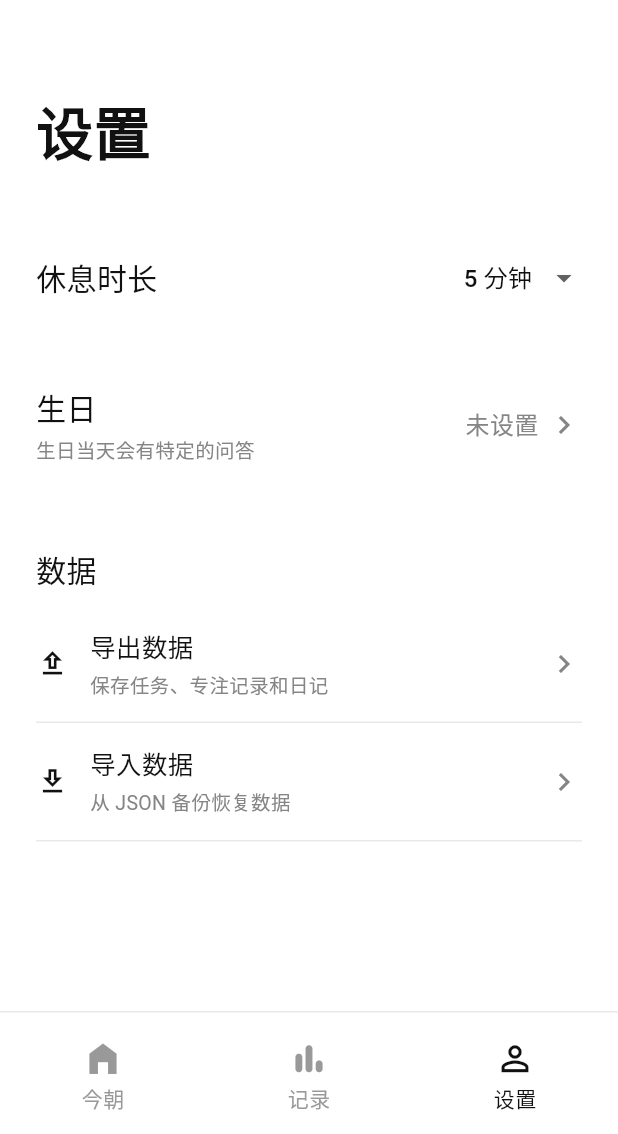
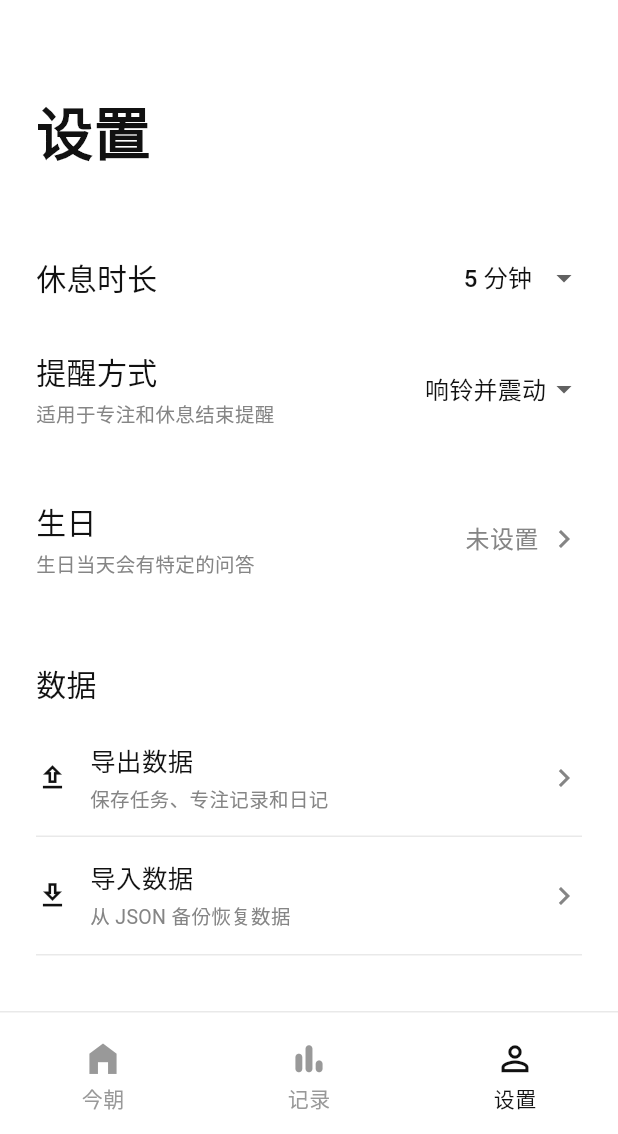
Before and after one commit to william-watson1024/Chrona, a Flutter app: the screen it shows after launch, after a tap on the "settings" icon, on a phone screen of 412 x 824 dp, the part 102-1236 px from its top. Run offline on Flutter 3.47's test engine with Material 3 defaults, Android fonts, the phone set to English and light mode, and no system bars; our stand-ins replace file_picker, flutter_local_notifications, shared_preferences, sqflite, timezone; accounts and stored records are empty; statements that could not run were skipped.

Commit message:
feat: 添加提醒方式设置，支持响铃、震动和响铃并震动选项

```diff
--- a/lib/providers/focus_settings_provider.dart
+++ b/lib/providers/focus_settings_provider.dart
@@ -1,24 +1,34 @@
 import 'package:flutter/foundation.dart';
 import 'package:shared_preferences/shared_preferences.dart';
 
+enum ReminderMode { ring, vibrate, ringAndVibrate }
+
 class FocusSettingsProvider extends ChangeNotifier {
-  FocusSettingsProvider() : _breakDurationSeconds = defaultBreakDurationSeconds;
+  FocusSettingsProvider()
+      : _breakDurationSeconds = defaultBreakDurationSeconds,
+        _reminderMode = defaultReminderMode;
 
   FocusSettingsProvider.inMemory({
     int breakDurationSeconds = defaultBreakDurationSeconds,
+    ReminderMode reminderMode = defaultReminderMode,
   })  : _breakDurationSeconds = breakDurationSeconds,
+        _reminderMode = reminderMode,
         _isLoaded = true,
         _isInMemory = true;
 
   static const defaultBreakDurationSeconds = 5 * 60;
+  static const defaultReminderMode = ReminderMode.ringAndVibrate;
 
   static const _breakDurationKey = 'break_duration_seconds';
+  static const reminderModeKey = 'reminder_mode';
 
   int _breakDurationSeconds;
+  ReminderMode _reminderMode;
   bool _isLoaded = false;
   bool _isInMemory = false;
 
   int get breakDurationSeconds => _breakDurationSeconds;
+  ReminderMode get reminderMode => _reminderMode;
   bool get isLoading => !_isLoaded;
 
   Future<void> load() async {
@@ -27,6 +37,10 @@ class FocusSettingsProvider extends ChangeNotifier {
     final preferences = await SharedPreferences.getInstance();
     _breakDurationSeconds =
         preferences.getInt(_breakDurationKey) ?? defaultBreakDurationSeconds;
+    _reminderMode = ReminderMode.values.firstWhere(
+      (mode) => mode.name == preferences.getString(reminderModeKey),
+      orElse: () => defaultReminderMode,
+    );
     _isLoaded = true;
     notifyListeners();
   }
@@ -43,4 +57,15 @@ class FocusSettingsProvider extends ChangeNotifier {
     final preferences = await SharedPreferences.getInstance();
     await preferences.setInt(_breakDurationKey, breakDurationSeconds);
   }
+
+  Future<void> updateReminderMode(ReminderMode reminderMode) async {
+    _reminderMode = reminderMode;
+    _isLoaded = true;
+    notifyListeners();
+
+    if (_isInMemory) return;
+
+    final preferences = await SharedPreferences.getInstance();
+    await preferences.setString(reminderModeKey, reminderMode.name);
+  }
 }
--- a/lib/screens/settings/settings_screen.dart
+++ b/lib/screens/settings/settings_screen.dart
@@ -99,6 +99,11 @@ class _SettingsContentState extends State<_SettingsContent> {
                         value: settings.breakDurationSeconds,
                         options: _breakOptions,
                         onChanged: settings.updateBreakDuration,
+                      ),
+                      const SizedBox(height: 24),
+                      _ReminderModeSetting(
+                        value: settings.reminderMode,
+                        onChanged: settings.updateReminderMode,
                       ),
                       const SizedBox(height: 44),
                       _BirthdaySetting(
@@ -223,6 +228,16 @@ class _SettingsContentState extends State<_SettingsContent> {
         final duration =
             (importedSettings['break_duration_seconds'] as num).toInt();
         if (duration > 0) await settings.updateBreakDuration(duration);
+      }
+      if (importedSettings is Map &&
+          importedSettings['reminder_mode'] is String) {
+        final modeName = importedSettings['reminder_mode'] as String;
+        for (final mode in ReminderMode.values) {
+          if (mode.name == modeName) {
+            await settings.updateReminderMode(mode);
+            break;
+          }
+        }
       }
       if (!context.mounted) return;
       ScaffoldMessenger.of(context).showSnackBar(
@@ -390,6 +405,65 @@ class _DurationSetting extends StatelessWidget {
   }
 }
 
+class _ReminderModeSetting extends StatelessWidget {
+  const _ReminderModeSetting({
+    required this.value,
+    required this.onChanged,
+  });
+
+  final ReminderMode value;
+  final ValueChanged<ReminderMode> onChanged;
+
+  @override
+  Widget build(BuildContext context) {
+    return Row(
+      children: [
+        const Expanded(
+          child: Column(
+            crossAxisAlignment: CrossAxisAlignment.start,
+            children: [
+              Text(
+                '\u63d0\u9192\u65b9\u5f0f',
+                style: TextStyle(
+                  color: Color(0xFF111111),
+                  fontSize: 20,
+                  fontWeight: FontWeight.w500,
+                ),
+              ),
+              SizedBox(height: 4),
+              Text(
+                '\u9002\u7528\u4e8e\u4e13\u6ce8\u548c\u4f11\u606f\u7ed3\u675f\u63d0\u9192',
+                style: TextStyle(color: Color(0xFF858585), fontSize: 13),
+              ),
+            ],
+          ),
+        ),
+        DropdownButton<ReminderMode>(
+          value: value,
+          underline: const SizedBox.shrink(),
+          items: const [
+            DropdownMenuItem(
+              value: ReminderMode.ring,
+              child: Text('\u54cd\u94c3'),
+            ),
+            DropdownMenuItem(
+              value: ReminderMode.vibrate,
+              child: Text('\u9707\u52a8'),
+            ),
+            DropdownMenuItem(
+              value: ReminderMode.ringAndVibrate,
+              child: Text('\u54cd\u94c3\u5e76\u9707\u52a8'),
+            ),
+          ],
+          onChanged: (newValue) {
+            if (newValue != null) onChanged(newValue);
+          },
+        ),
+      ],
+    );
+  }
+}
+
 class _BirthdaySetting extends StatelessWidget {
   const _BirthdaySetting({
     required this.birthday,
--- a/lib/services/notification_service.dart
+++ b/lib/services/notification_service.dart
@@ -1,7 +1,10 @@
 import 'package:flutter/foundation.dart';
 import 'package:flutter_local_notifications/flutter_local_notifications.dart';
+import 'package:shared_preferences/shared_preferences.dart';
 import 'package:timezone/data/latest.dart' as tz;
 import 'package:timezone/timezone.dart' as tz;
+
+import '../providers/focus_settings_provider.dart';
 
 /// Owns the local-notification channels used by focus and break sessions.
 ///
@@ -14,14 +17,12 @@ class NotificationService {
   static final NotificationService instance = NotificationService._();
 
   static const int focusNotificationId = 1001;
-  // Android channel sound/vibration settings are immutable after creation.
-  // Use a new channel id so existing silent installations receive the alert
-  // configuration without any native bridge or extra vibration plugin.
-  static const String focusChannelId = 'chrona_focus_alerts_v4';
-  // Android persists channel settings and ignores later sound/vibration
-  // changes for an existing ID. Recreate the break channel so devices that
-  // received an earlier break-channel configuration get the current alert.
-  static const String breakChannelId = 'chrona_break_alerts_v5';
+  static const String _focusProgressChannelId = 'chrona_focus_progress_v1';
+  static const String _breakProgressChannelId = 'chrona_break_progress_v1';
+  static const String _ringChannelId = 'chrona_reminder_ring_v1';
+  static const String _vibrateChannelId = 'chrona_reminder_vibrate_v1';
+  static const String _ringAndVibrateChannelId =
+      'chrona_reminder_ring_vibrate_v1';
   static const List<String> _legacyChannelIds = <String>[
     'chrona_focus_alerts_v1',
     'chrona_focus_alerts_v2',
@@ -30,6 +31,8 @@ class NotificationService {
     'chrona_break_alerts_v2',
     'chrona_break_alerts_v3',
     'chrona_break_alerts_v4',
+    'chrona_break_alerts_v5',
+    'chrona_focus_alerts_v4',
   ];
   static const String _stopReminderActionId = 'stop_focus_reminder';
   // One pulse per second (500 ms on, 500 ms off) for at least ten seconds.
@@ -109,27 +112,45 @@ class NotificationService {
         await android?.deleteNotificationChannel(channelId);
       }
       await android?.createNotificationChannel(
-        AndroidNotificationChannel(
-          focusChannelId,
-          '专注完成提醒',
-          description: 'CHRONA 番茄钟完成提醒',
-          importance: Importance.high,
+        const AndroidNotificationChannel(
+          _focusProgressChannelId,
+          '专注计时',
+          description: 'CHRONA 专注倒计时',
+          importance: Importance.low,
           playSound: false,
-          enableVibration: true,
-          vibrationPattern: _reminderVibrationPattern,
+          enableVibration: false,
         ),
       );
       await android?.createNotificationChannel(
-        AndroidNotificationChannel(
-          breakChannelId,
-          '休息结束提醒',
-          description: 'CHRONA 休息结束提醒',
-          importance: Importance.high,
-          playSound: true,
-          sound: _systemDefaultSound,
-          enableVibration: true,
-          vibrationPattern: _reminderVibrationPattern,
+        const AndroidNotificationChannel(
+          _breakProgressChannelId,
+          '休息计时',
+          description: 'CHRONA 休息倒计时',
+          importance: Importance.low,
+          playSound: false,
+          enableVibration: false,
         ),
+      );
+      await _createReminderChannel(
+        android,
+        _ringChannelId,
+        '计时结束提醒：响铃',
+        playSound: true,
+        enableVibration: false,
+      );
+      await _createReminderChannel(
+        android,
+        _vibrateChannelId,
+        '计时结束提醒：震动',
+        playSound: false,
+        enableVibration: true,
+      );
+      await _createReminderChannel(
+        android,
+        _ringAndVibrateChannelId,
+        '计时结束提醒：响铃并震动',
+        playSound: true,
+        enableVibration: true,
       );
 
       _initialized = true;
@@ -140,6 +161,29 @@ class NotificationService {
       debugPrint('CHRONA notification initialization failed: $error');
       debugPrintStack(stackTrace: stackTrace);
     }
+  }
+
+  Future<void> _createReminderChannel(
+    AndroidFlutterLocalNotificationsPlugin? android,
+    String channelId,
+    String name, {
+    required bool playSound,
+    required bool enableVibration,
+  }) {
+    return android?.createNotificationChannel(
+          AndroidNotificationChannel(
+            channelId,
+            name,
+            description: 'CHRONA 专注和休息结束提醒',
+            importance: Importance.high,
+            playSound: playSound,
+            sound: playSound ? _systemDefaultSound : null,
+            enableVibration: enableVibration,
+            vibrationPattern:
+                enableVibration ? _reminderVibrationPattern : null,
+          ),
+        ) ??
+        Future<void>.value();
   }
 
   /// Requests notification permission and, when needed, exact-alarm access.
@@ -179,7 +223,8 @@ class NotificationService {
       if (!_initialized || !endsAt.isAfter(DateTime.now())) return;
 
       await requestPermission();
-      final channelId = isBreak ? breakChannelId : focusChannelId;
+      final channelId =
+          isBreak ? _breakProgressChannelId : _focusProgressChannelId;
       final notificationDetails = NotificationDetails(
         android: AndroidNotificationDetails(
           channelId,
@@ -224,12 +269,10 @@ class NotificationService {
     bool requestExactAlarmPermission = true,
   }) {
     return _scheduleEnd(
-      channelId: focusChannelId,
       title: '专注完成',
       body: (durationLabel) => '$taskTitle\n本轮 $durationLabel 已结束',
       endsAt: endsAt,
       plannedDurationSeconds: plannedDurationSeconds,
-      playSound: false,
       payload: 'focus_finished',
       requestExactAlarmPermission: requestExactAlarmPermission,
     );
@@ -240,26 +283,20 @@ class NotificationService {
     bool requestExactAlarmPermission = true,
   }) {
     return _scheduleEnd(
-      channelId: breakChannelId,
       title: '休息结束',
       body: (_) => '准备开始下一轮专注',
       endsAt: endsAt,
       plannedDurationSeconds: null,
-      playSound: true,
-      sound: _systemDefaultSound,
       payload: 'break_finished',
       requestExactAlarmPermission: requestExactAlarmPermission,
     );
   }
 
   Future<void> _scheduleEnd({
-    required String channelId,
     required String title,
     required String Function(String durationLabel) body,
     required DateTime endsAt,
     required int? plannedDurationSeconds,
-    required bool playSound,
-    AndroidNotificationSound? sound,
     required String payload,
     required bool requestExactAlarmPermission,
   }) {
@@ -272,6 +309,22 @@ class NotificationService {
       // chance before the first reminder is scheduled.
       await requestPermission();
 
+      final preferences = await SharedPreferences.getInstance();
+      final configuredMode = preferences.getString(
+        FocusSettingsProvider.reminderModeKey,
+      );
+      final reminderMode = ReminderMode.values.firstWhere(
+        (mode) => mode.name == configuredMode,
+        orElse: () => FocusSettingsProvider.defaultReminderMode,
+      );
+      final channelId = switch (reminderMode) {
+        ReminderMode.ring => _ringChannelId,
+        ReminderMode.vibrate => _vibrateChannelId,
+        ReminderMode.ringAndVibrate => _ringAndVibrateChannelId,
+      };
+      final playSound = reminderMode != ReminderMode.vibrate;
+      final enableVibration = reminderMode != ReminderMode.ring;
+
       final durationLabel = plannedDurationSeconds == null
           ? ''
           : _formatDuration(plannedDurationSeconds);
@@ -283,9 +336,10 @@ class NotificationService {
           importance: Importance.max,
           priority: Priority.high,
           playSound: playSound,
-          sound: sound,
-          enableVibration: true,
-          vibrationPattern: _reminderVibrationPattern,
+          sound: playSound ? _systemDefaultSound : null,
+          enableVibration: enableVibration,
+          vibrationPattern:
+              enableVibration ? _reminderVibrationPattern : null,
           ongoing: true,
           autoCancel: false,
           additionalFlags: _insistentNotificationFlag,
```
Also changed, not shown: lib/services/data_transfer_service.dart (+13 -1 lines), 4 other files.
